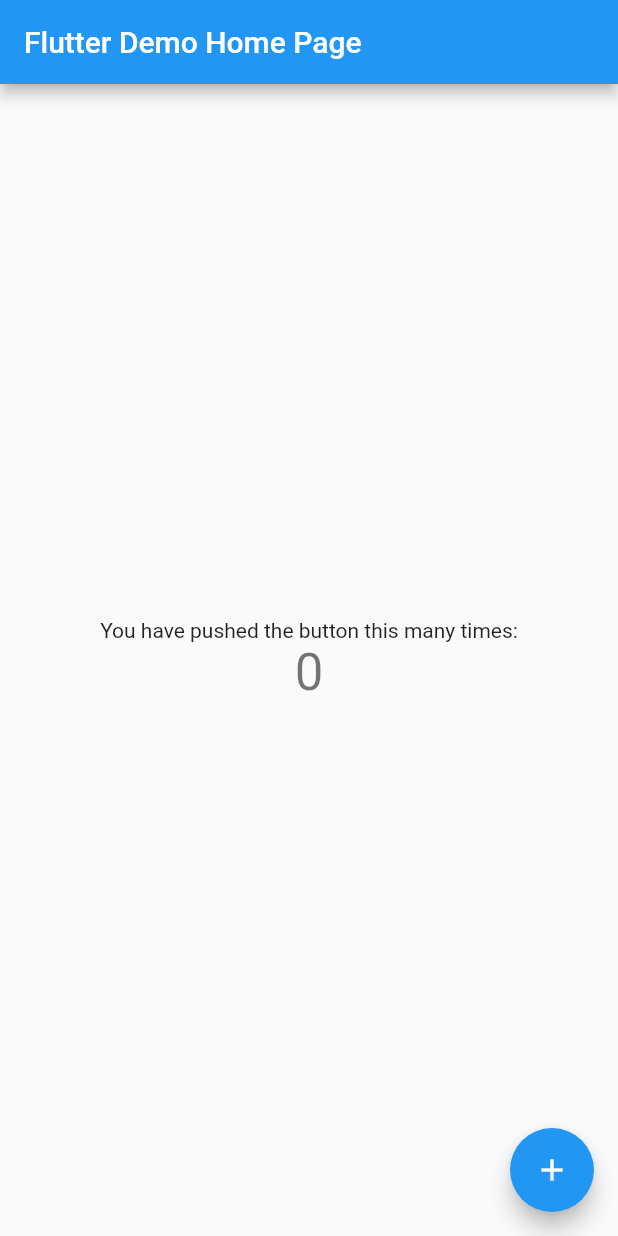
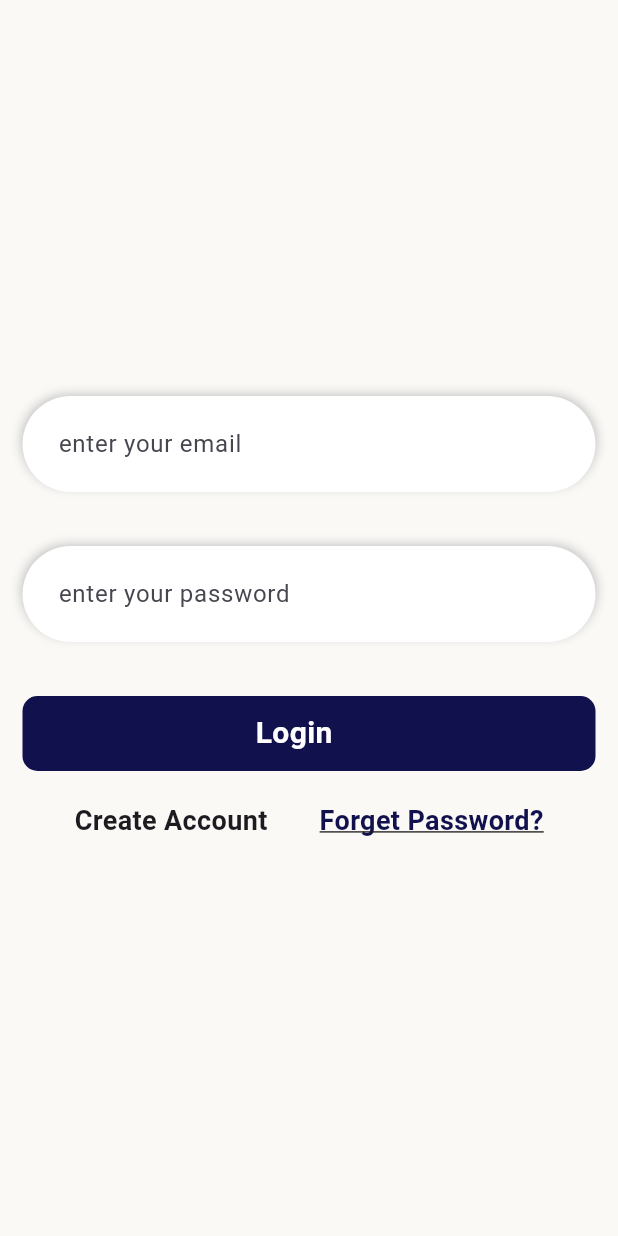
Before and after one commit to vijaymsc/CloudMusic, a Flutter app: the screen it shows after launch, on a phone screen of 412 x 824 dp. Run offline on Flutter 3.47's test engine with Material 2 defaults, Android fonts, the phone set to English and light mode, and no system bars; our stand-ins replace cloud_firestore, firebase_auth, firebase_core; accounts and stored records are empty.

Commit message:
add login authendication

```diff
--- a/lib/main.dart
+++ b/lib/main.dart
@@ -1,8 +1,12 @@
+import 'package:cloud_music/provider/firebase_provider.dart';
+import 'package:cloud_music/widgets/custom_widgets.dart';
+import 'package:firebase_auth/firebase_auth.dart';
 import 'package:firebase_core/firebase_core.dart';
 import 'package:flutter/material.dart';
+import 'package:provider/provider.dart';
 import 'firebase_options.dart';
 
-void main()  async {
+void main() async {
   WidgetsFlutterBinding.ensureInitialized();
   await Firebase.initializeApp(
     options: DefaultFirebaseOptions.currentPlatform,
@@ -13,61 +17,165 @@
 class MyApp extends StatelessWidget {
   const MyApp({super.key});
 
-  // This widget is the root of your application.
   @override
   Widget build(BuildContext context) {
-    return MaterialApp(
-      title: 'Flutter Demo',
-      theme: ThemeData(
-        primarySwatch: Colors.blue,
+    return ChangeNotifierProvider(
+      create: (context) => FirebaseProvide(),
+      child: MaterialApp(
+        home: LoginUser(),
+        debugShowCheckedModeBanner: false,
+        theme: ThemeData.light(
+          useMaterial3: true,
         ),
-      home: const MyHomePage(title: 'Flutter Demo Home Page'),
+      ),
     );
   }
 }
 
-class MyHomePage extends StatefulWidget {
-  const MyHomePage({super.key, required this.title});
-  final String title;
+class LoginUser extends StatefulWidget {
+  LoginUser({super.key});
 
   @override
-  State<MyHomePage> createState() => _MyHomePageState();
+  State<LoginUser> createState() => _LoginUserState();
 }
 
-class _MyHomePageState extends State<MyHomePage> {
-  int _counter = 0;
+class _LoginUserState extends State<LoginUser> {
+  final TextEditingController _emailController = TextEditingController();
 
-  void _incrementCounter() {
-    setState(() {
-      _counter++;
-    });
-  }
+  final TextEditingController _passwordController = TextEditingController();
+
+  final _formKey = GlobalKey<FormState>();
 
   @override
   Widget build(BuildContext context) {
+    return Consumer<FirebaseProvide>(builder: (context, value, child) {
       return Scaffold(
-      appBar: AppBar(
-        title: Text(widget.title),
+        backgroundColor:  const Color(0xFFFAF9F6),
+        body: Padding(
+          padding: const EdgeInsets.symmetric(horizontal: 15),
+          child: Column(
+            // crossAxisAlignment: CrossAxisAlignment.center,
+            mainAxisAlignment: MainAxisAlignment.center,
+            children: [
+              Form(
+                  key: _formKey,
+                  child: Column(
+                    children: [
+                      CustomTextFormField(
+                          formFieldController: _emailController,
+                          hintTextValue: "enter your email",
+                          inputType: TextInputType.emailAddress,
+                          validatorFunc: (value) {
+                            if (value == null || value.isEmpty) {
+                              return "user email not empty...";
+                            } else if (!value.contains("@")) {
+                              return "enter a valid email...";
+                            } else {
+                              return null;
+                            }
+                          }),
+                      const SizedBox(
+                        height: 20,
                       ),
-      body: Center(
-        child: Column(
-          mainAxisAlignment: MainAxisAlignment.center,
-          children: <Widget>[
-            const Text(
-              'You have pushed the button this many times:',
+                      CustomTextFormField(
+                        formFieldController: _passwordController,
+                        hintTextValue: "enter your password",
+                        inputType: TextInputType.visiblePassword,
+                        validatorFunc: (value) {
+                          if (value == null || value.isEmpty) {
+                            return "password not empty...";
+                          } else if (value.length <= 5) {
+                            return "password  should be minimum 6 character...";
+                          } else {
+                            return null;
+                          }
+                        },
                       ),
-            Text(
-              '$_counter',
-              style: Theme.of(context).textTheme.headlineMedium,
+                      const SizedBox(
+                        height: 20,
                       ),
+                        CustomButton(
+                        btnText: 'Login',
+                         isLoading: value.btnLoading,
+                         btnClick: () async {
+                          if(_formKey.currentState!.validate()){
+                            // setState(() {
+                            // });
+                            User? user = await value.loginUser(_emailController.text, _passwordController.text);
+                            // setState(() {
+                            // });
+                            print('${user!.uid} ${_emailController.text} ${_passwordController.text}');
+                          }
+                         },
+                      ),
+                      const SizedBox(
+                        height: 20,
+                      ),
+                      Row(
+                        mainAxisAlignment: MainAxisAlignment.spaceEvenly,
+                        children:  [
+                          InkWell(
+                            onTap:(){},
+                            child:const Text('Create Account',
+                            style: TextStyle(
+                              fontSize: 18,
+                              fontWeight: FontWeight.w600,
+                            ),
+                            ),
+                          ),
+                          GestureDetector(
+                            onTap: (){
+
+                            },
+                            child:const Text('Forget Password?',
+                              style: TextStyle(
+                                fontSize: 18,
+                                fontWeight: FontWeight.w600,
+                                decoration: TextDecoration.underline,
+                                color: Color(0xFF11114e)
+                              ),
+                            ),
+                          )
+                        ],
+                      )
+                    ],
+                  )),
             ],
           ),
         ),
-      floatingActionButton: FloatingActionButton(
-        onPressed: _incrementCounter,
-        tooltip: 'Increment',
-        child: const Icon(Icons.add),
-      ), // This trailing comma makes auto-formatting nicer for build methods.
       );
+    });
   }
 }
+
+
+
+class HomeScreen extends StatefulWidget {
+  const HomeScreen({super.key});
+
+  @override
+  State<HomeScreen> createState() => _HomeScreenState();
+}
+
+class _HomeScreenState extends State<HomeScreen> {
+  @override
+  Widget build(BuildContext context) {
+    return Consumer<FirebaseProvide>(builder: (context, value, child) {
+      return Scaffold(
+        backgroundColor: const Color(0xFFecfefa),
+        appBar: AppBar(
+          title: Text("welcome"),
+        ),
+        body: Column(
+          children: const [],
+        ),
+        floatingActionButton: FloatingActionButton(
+          onPressed: () async {
+            // await  Provider.of<FirebaseProvide>(context,listen: false).createGroup("music_freek","vijay");
+          },
+          child: const Icon(Icons.add),
+        ),
+      );
+    });
+  }
+}
--- /dev/null
+++ b/lib/widgets/custom_widgets.dart
@@ -0,0 +1,143 @@
+import 'package:flutter/material.dart';
+import 'package:provider/provider.dart';
+
+import '../provider/firebase_provider.dart';
+
+///custom TextFormField
+class CustomTextFormField extends StatefulWidget {
+   const CustomTextFormField({
+    super.key,
+required this.formFieldController,
+     required this.hintTextValue,
+     this.inputType =TextInputType.text,
+     required this.validatorFunc,
+
+  });
+final TextEditingController formFieldController;
+final String hintTextValue;
+final TextInputType inputType;
+final String? Function(dynamic value) validatorFunc;
+
+  @override
+  State<CustomTextFormField> createState() => _CustomTextFormFieldState();
+}
+
+class _CustomTextFormFieldState extends State<CustomTextFormField> {
+  @override
+  Widget build(BuildContext context) {
+    return Stack(
+      children: [
+        Container(
+          height: 60,
+          decoration:  BoxDecoration(
+            borderRadius: const BorderRadius.all(
+              Radius.circular(80),
+            ),
+            boxShadow: [
+              BoxShadow(
+                  color: Colors.grey.shade400, blurRadius: 6, spreadRadius: 0.5),
+            ],
+          ),
+        ),
+        SizedBox(
+          height: 80,
+          child: TextFormField(
+            controller: widget.formFieldController,
+            keyboardType:widget.inputType,
+            decoration:  InputDecoration(
+              filled: true,
+              contentPadding: const EdgeInsets.only(left: 20,top: 20,bottom: 20),
+              fillColor: Colors.white,
+              hintText:widget.hintTextValue,
+              border: const OutlineInputBorder(
+                  borderRadius: BorderRadius.all(
+                    Radius.circular(80),
+                  ),
+                  borderSide: BorderSide.none
+              ),
+            ),
+             validator:widget.validatorFunc,
+          ),
+        ),
+      ],
+    );
+  }
+}
+
+
+///custom Button
+class CustomButton extends StatefulWidget {
+  const CustomButton({
+    super.key,
+    this.buttonHeight = 50,
+    this.buttonWidth = double.infinity,
+    this.borderRadius =10,
+    this.btnColor = 0xFF11114e,
+    required this.btnText,
+    this.textColor = Colors.white,
+    this.isLoading = false,
+    this.fontSize = 20,
+    required this.btnClick,
+  });
+
+  final double buttonHeight,buttonWidth,borderRadius,fontSize;
+  final int btnColor;
+  final String btnText;
+  final Color textColor;
+  final bool isLoading;
+  final Function btnClick;
+
+  @override
+  State<CustomButton> createState() => _CustomButtonState();
+}
+class _CustomButtonState extends State<CustomButton> {
+  @override
+  void didUpdateWidget(covariant CustomButton oldWidget) {
+    // TODO: implement didUpdateWidget
+    super.didUpdateWidget(oldWidget);
+    print('didUpdateWidget');
+    if(widget.isLoading != oldWidget.isLoading){
+print('didUpdateWidget:::${widget.isLoading}');
+    }
+  }
+  @override
+  Widget build(BuildContext context) {
+    return InkWell(
+      onTap:(){
+          print(widget.isLoading);
+          widget.btnClick();
+
+      },
+      child: Container(
+        // padding: const EdgeInsets.symmetric(vertical: 15,horizontal: 40),
+        height: widget.buttonHeight,
+        width: widget.buttonWidth,
+        alignment: Alignment.center,
+        decoration: BoxDecoration(
+            color:  Color(widget.btnColor),
+            borderRadius: BorderRadius.circular(widget.borderRadius)),
+        child: Row(
+          mainAxisAlignment: MainAxisAlignment.center,
+          children:  [
+            Text(
+              widget.btnText,
+              style: TextStyle(
+                  color: widget.textColor,
+                  fontSize: widget.fontSize,
+                  fontWeight: FontWeight.bold),
+            ),
+            const SizedBox(width: 20,),
+            if(Provider.of<FirebaseProvide>(context,listen: true).btnLoading)
+              SizedBox(
+                  width: 30,
+                  height: 30,
+                  child: CircularProgressIndicator(
+                    color: widget.textColor,
+                  )
+              )
+          ],
+        ),
+      ),
+    );
+  }
+}
--- a/pubspec.yaml
+++ b/pubspec.yaml
@@ -37,6 +37,8 @@
   cupertino_icons: ^1.0.2
   firebase_core: ^2.24.2
   firebase_auth: ^4.15.3
+  provider: ^6.1.1
+  cloud_firestore: ^4.13.6
 
 
 dev_dependencies:
```
Also changed, not shown: lib/provider/firebase_provider.dart (added, +105 -0 lines), pubspec.lock, 2405 other files. Lines whose indentation alone changed are shown as unchanged.
